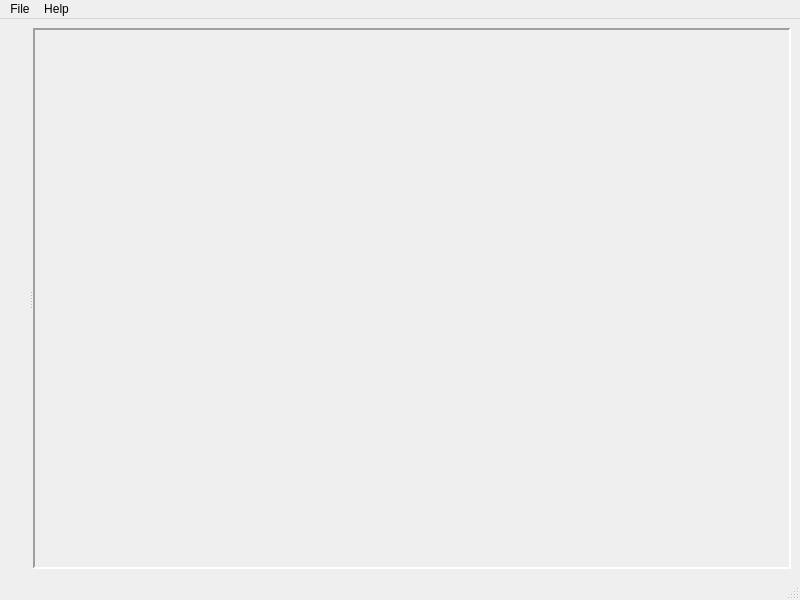
Old version of the form ilastik-shell/ilastikshell/ui/ilastikShell.ui in the repository ilastik/ilastik.
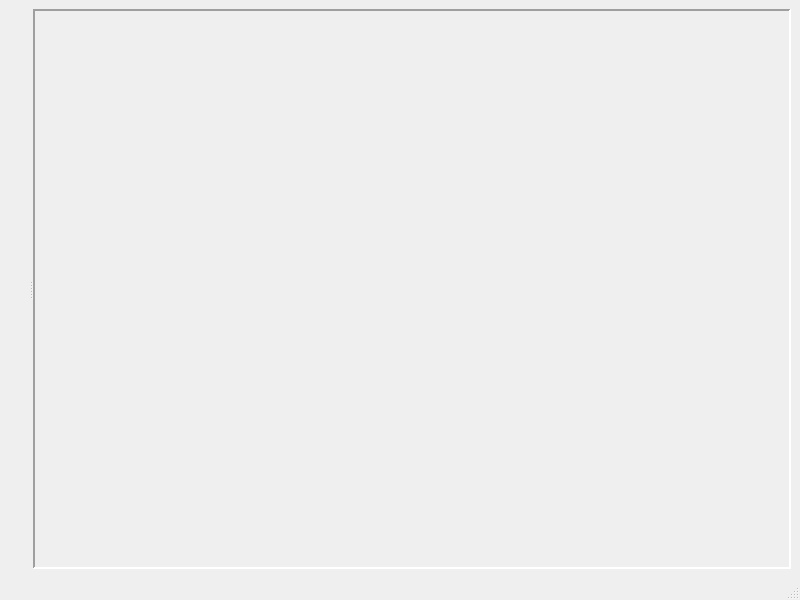
New version of the form.

Commit message: draft of applet menubar

```diff
--- a/ilastik-shell/ilastikshell/ui/ilastikShell.ui
+++ b/ilastik-shell/ilastikshell/ui/ilastikShell.ui
@@ -65,30 +65,6 @@
     </item>
    </layout>
   </widget>
-  <widget class="QMenuBar" name="menubar">
-   <property name="geometry">
-    <rect>
-     <x>0</x>
-     <y>0</y>
-     <width>800</width>
-     <height>25</height>
-    </rect>
-   </property>
-   <widget class="QMenu" name="menuFile">
-    <property name="title">
-     <string>File</string>
-    </property>
-    <addaction name="actionQuit"/>
-   </widget>
-   <widget class="QMenu" name="menuHelp">
-    <property name="title">
-     <string>Help</string>
-    </property>
-    <addaction name="actionAbout"/>
-   </widget>
-   <addaction name="menuFile"/>
-   <addaction name="menuHelp"/>
-  </widget>
   <widget class="QStatusBar" name="statusbar"/>
   <action name="actionAbout">
    <property name="text">
```
Left out of the diff: 2 changed lines with no effect on the pictures. The commit also changes 2 other files.
